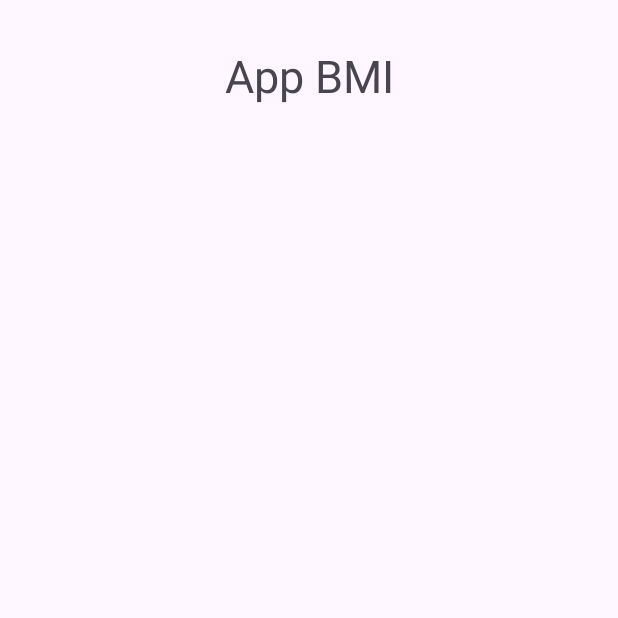
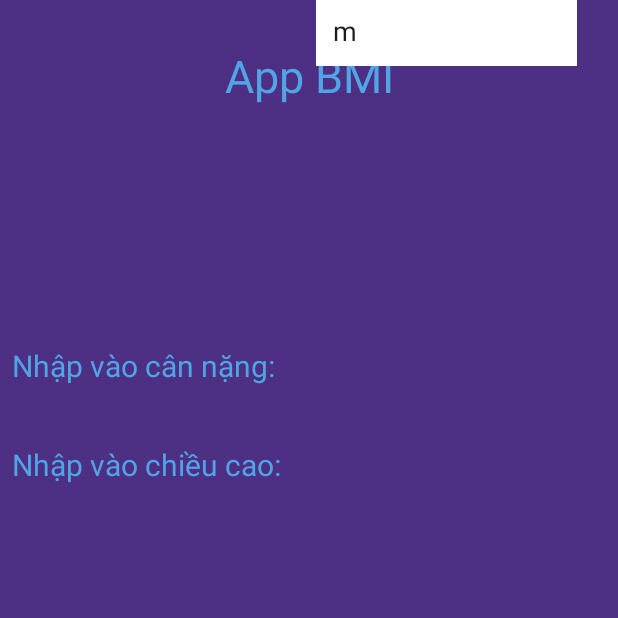
Before and after one commit to ngotrongtin/63131452_AndroidProgramming, an Android app: the screen it shows after launch (MainActivity), on a phone screen of 412 x 824 dp, the top half of it. Run offline under Robolectric (Android 15) with nearby library versions, the phone set to English and light mode, and no system bars.

Commit message:
cau 2 input

```diff
--- a/ntu_63131452/Cau2_AppBMI/app/src/main/res/layout/activity_main.xml
+++ b/ntu_63131452/Cau2_AppBMI/app/src/main/res/layout/activity_main.xml
@@ -1,18 +1,78 @@
 <?xml version="1.0" encoding="utf-8"?>
-<LinearLayout xmlns:android="http://schemas.android.com/apk/res/android"
+<androidx.constraintlayout.widget.ConstraintLayout xmlns:android="http://schemas.android.com/apk/res/android"
     xmlns:app="http://schemas.android.com/apk/res-auto"
     xmlns:tools="http://schemas.android.com/tools"
     android:layout_width="match_parent"
     android:layout_height="match_parent"
-    tools:context=".MainActivity" >
+    android:background="#4D2F83"
+    tools:context=".MainActivity">
+
+    <TextView
+        android:id="@+id/textView5"
+        android:layout_width="wrap_content"
+        android:layout_height="wrap_content"
+        android:layout_marginStart="8dp"
+        android:layout_marginTop="296dp"
+        android:text="Nhập vào chiều cao:"
+        android:textColor="#51A4E6"
+        android:textSize="20dp"
+        app:layout_constraintStart_toStartOf="parent"
+        app:layout_constraintTop_toTopOf="parent" />
 
     <TextView
         android:id="@+id/textView2"
         android:layout_width="wrap_content"
         android:layout_height="wrap_content"
-        android:layout_weight="1"
+        android:layout_marginStart="149dp"
+        android:layout_marginTop="30dp"
+        android:layout_marginEnd="149dp"
+        android:text="App BMI"
         android:textAlignment="center"
+        android:textColor="#51A4E6"
         android:textSize="30dp"
-        android:layout_marginTop="30dp"
-        android:text="App BMI" />
-</LinearLayout>
+        app:layout_constraintEnd_toEndOf="parent"
+        app:layout_constraintStart_toStartOf="parent"
+        app:layout_constraintTop_toTopOf="parent" />
+
+    <TextView
+        android:id="@+id/textView4"
+        android:layout_width="wrap_content"
+        android:layout_height="wrap_content"
+        android:layout_marginStart="8dp"
+        android:layout_marginTop="230dp"
+        android:text="Nhập vào cân nặng:"
+        android:textColor="#51A4E6"
+        android:textSize="20dp"
+        app:layout_constraintStart_toStartOf="parent"
+        app:layout_constraintTop_toTopOf="parent" />
+
+    <EditText
+        android:id="@+id/inputWeight"
+        android:layout_width="174dp"
+        android:layout_height="44dp"
+        android:background="@color/white"
+        android:ems="10"
+        android:inputType="text"
+        android:text="kg"
+        android:paddingLeft="10dp"
+        app:layout_constraintEnd_toEndOf="parent"
+        app:layout_constraintStart_toEndOf="@+id/textView4"
+        tools:layout_editor_absoluteY="222dp" />
+
+    <EditText
+        android:id="@+id/inputHeight"
+        android:layout_width="172dp"
+        android:layout_height="41dp"
+        android:background="@color/white"
+        android:ems="10"
+        android:inputType="text"
+        android:text="m"
+        android:paddingLeft="10dp"
+        app:layout_constraintEnd_toEndOf="parent"
+        app:layout_constraintHorizontal_bias="0.469"
+        app:layout_constraintStart_toEndOf="@+id/textView5"
+        tools:layout_editor_absoluteY="289dp" />
+
+
+
+</androidx.constraintlayout.widget.ConstraintLayout>
```
